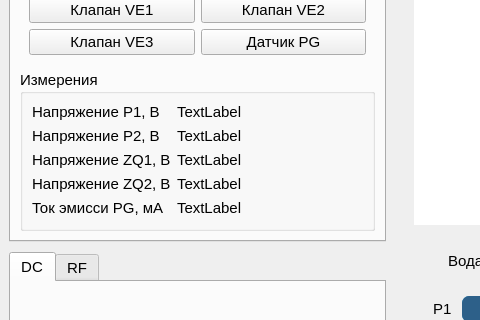
Old version of the form startup.ui in the repository Oerdna/VN3000; both pictures show x 0 to 480 and y 144 to 464 of the 800 by 600 pixel window.
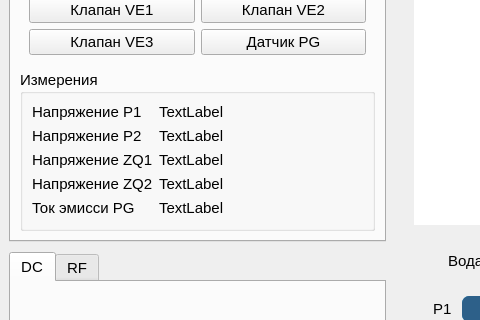
New version of the form. The open tabs and pages were chosen to show the change. Icons and pictures are not drawn.

The edit to the form file:
```diff
--- a/startup.ui
+++ b/startup.ui
@@ -531,7 +531,7 @@
              <item row="0" column="0">
               <widget class="QLabel" name="label_P1_U">
                <property name="text">
-                <string>Напряжение P1, В</string>
+                <string>Напряжение P1</string>
                </property>
               </widget>
              </item>
@@ -545,7 +545,7 @@
              <item row="1" column="0">
               <widget class="QLabel" name="label_P2_U">
                <property name="text">
-                <string>Напряжение P2, В</string>
+                <string>Напряжение P2</string>
                </property>
               </widget>
              </item>
@@ -559,7 +559,7 @@
              <item row="2" column="0">
               <widget class="QLabel" name="label_ZQ1_U">
                <property name="text">
-                <string>Напряжение ZQ1, В</string>
+                <string>Напряжение ZQ1</string>
                </property>
               </widget>
              </item>
@@ -573,7 +573,7 @@
              <item row="3" column="0">
               <widget class="QLabel" name="label_ZQ2_U">
                <property name="text">
-                <string>Напряжение ZQ2, В</string>
+                <string>Напряжение ZQ2</string>
                </property>
               </widget>
              </item>
@@ -587,7 +587,7 @@
              <item row="4" column="0">
               <widget class="QLabel" name="label_PG_I">
                <property name="text">
-                <string>Ток эмисси PG, мА</string>
+                <string>Ток эмисси PG</string>
                </property>
               </widget>
              </item>
```
Left out of the diff: 6 changed lines with no effect on the pictures.
